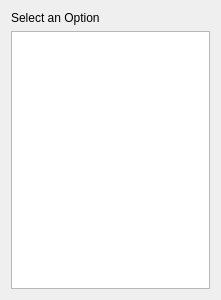
Qt form harbour/contrib/hbide/resources/selectionlist.ui (harbour/core) before a commit.
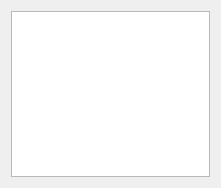
The same form after that commit.

Commit message:
2010-01-04 08:33 UTC-0800 Pritpal Bedi (pritpal@vouchcac.com)   * contrib/hbide/resources/selectionlist.ui     ! A little less-height window.
  * contrib/hbide/ideeditor.prg
  * contrib/hbxbp/xbpmenubar.prg
  * contrib/hbxbp/xbpprintdialog.prg
  * contrib/hbxbp/xbpwindow.prg
    % Fixed calls to removed Qt functions.

```diff
--- a/harbour/contrib/hbide/resources/selectionlist.ui
+++ b/harbour/contrib/hbide/resources/selectionlist.ui
@@ -7,7 +7,7 @@
     <x>0</x>
     <y>0</y>
     <width>221</width>
-    <height>300</height>
+    <height>188</height>
    </rect>
   </property>
   <property name="windowTitle">
@@ -16,13 +16,6 @@
   <layout class="QVBoxLayout" name="verticalLayout_2" stretch="0">
    <item>
     <layout class="QVBoxLayout" name="verticalLayout">
-     <item>
-      <widget class="QLabel" name="labelDesc">
-       <property name="text">
-        <string>Select an Option</string>
-       </property>
-      </widget>
-     </item>
      <item>
       <layout class="QHBoxLayout" name="horizontalLayout_2">
        <item>
```
The commit also changes 5 other files.
